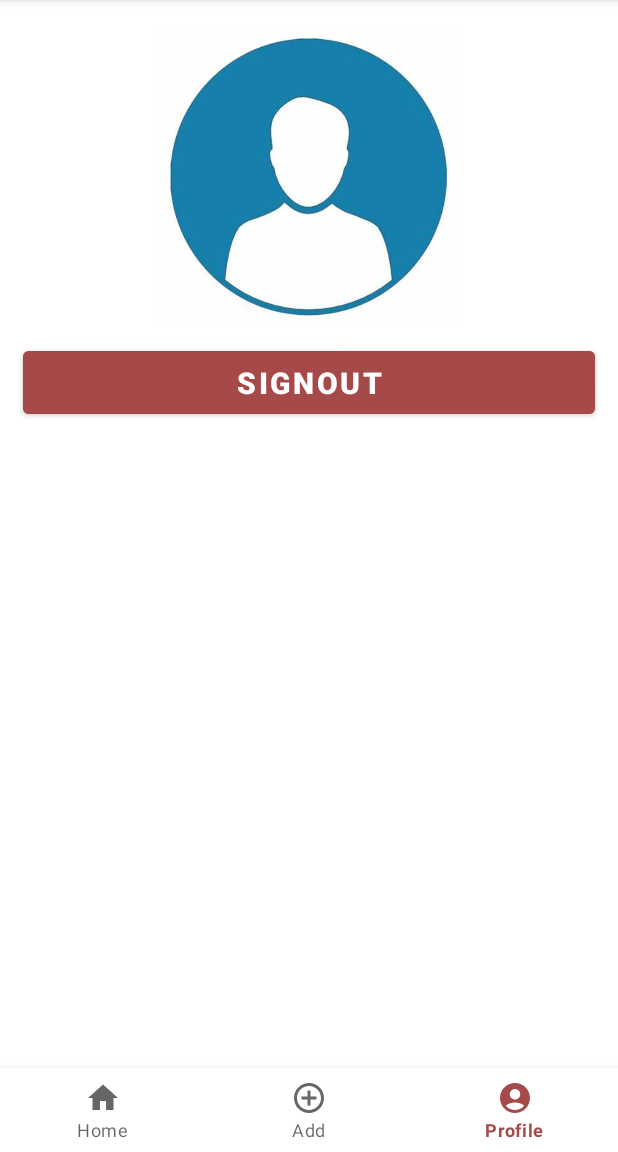
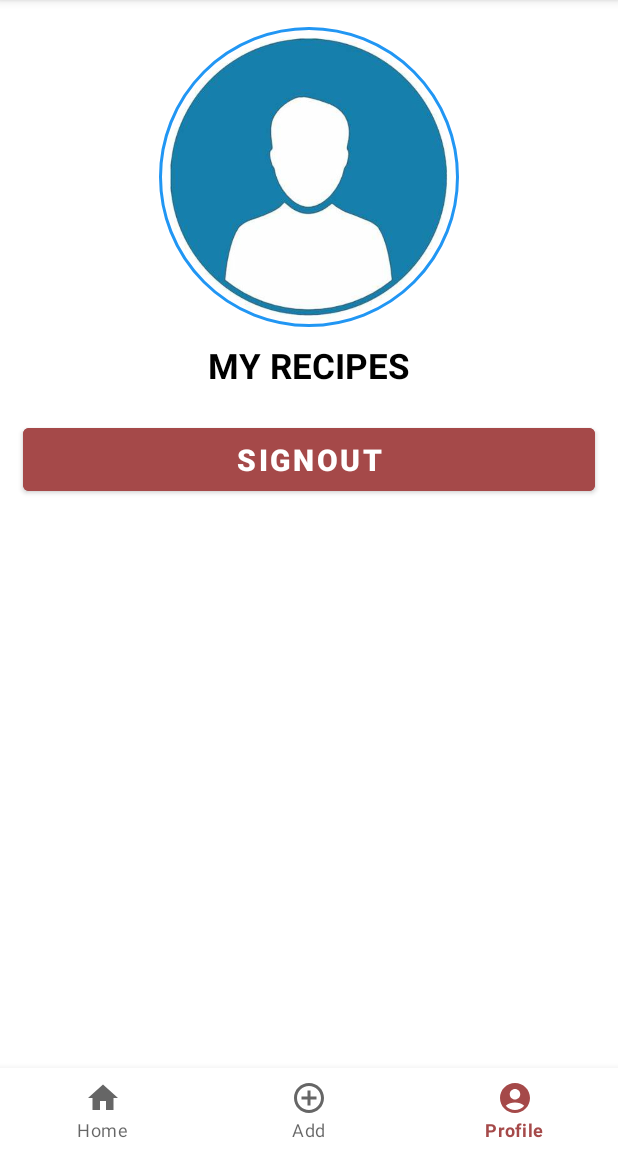
Before and after one commit to Pratiksha-Rajpurohit/RecipeApplication, an Android app: the screen it shows after launch once a user with an empty profile is signed in (MainActivity), item 3 of the bottom bar chosen, on a phone screen of 412 x 824 dp, the part 84-1236 px from its top. Run offline under Robolectric (Android 15) with nearby library versions, the phone set to English and light mode, and no system bars; our stand-ins replace CircleImageView, Firebase (no records; nobody signed in at launch, a user with empty details on screens opened directly); libraries missing offline, so code that uses them is left out: org.checkerframework.checker; 1 statement that could not run was skipped.

Commit message:
adding user recipe in profile section

```diff
--- a/app/src/main/java/com/pratiksha/recipeapplication/Home.kt
+++ b/app/src/main/java/com/pratiksha/recipeapplication/Home.kt
@@ -6,6 +6,7 @@ import androidx.fragment.app.Fragment
 import android.view.LayoutInflater
 import android.view.View
 import android.view.ViewGroup
+import androidx.lifecycle.ViewModel
 import androidx.recyclerview.widget.GridLayoutManager
 import androidx.recyclerview.widget.LinearLayoutManager
 import androidx.recyclerview.widget.RecyclerView
@@ -34,7 +35,7 @@ class Home : Fragment() {
     private lateinit var recipeAdapter : RecipeAdapter
     private lateinit var recyclerView: RecyclerView
 
-    override fun onCreateView(
+    override fun onCreateView (
         inflater: LayoutInflater, container: ViewGroup?,
         savedInstanceState: Bundle?
     ): View? {
@@ -42,7 +43,7 @@ class Home : Fragment() {
         _binding = FragmentHomeBinding.inflate(inflater, container , false)
 
         recyclerView = binding.recyclerRecipe
-        recyclerView.layoutManager = GridLayoutManager(context,1)
+        recyclerView.layoutManager = GridLayoutManager(context,1, GridLayoutManager.VERTICAL,false)
 //        recycler view smooth
         recyclerView.setHasFixedSize(true)
 
@@ -56,6 +57,8 @@ class Home : Fragment() {
 //      println("Show recipe is called............")
 
         arrayRecipe = arrayListOf<Recipe>()
+
+
 
         db.collection("recipes").get()
             .addOnSuccessListener {
@@ -91,7 +94,7 @@ class Home : Fragment() {
                     }
 
                     if(arrayRecipe.isNotEmpty()){
-                      recipeAdapter = RecipeAdapter(arrayRecipe,requireContext())
+                        recipeAdapter = RecipeAdapter("home",arrayRecipe,requireContext())
 
                         recyclerView.adapter = recipeAdapter
 
--- a/app/src/main/java/com/pratiksha/recipeapplication/Profile.kt
+++ b/app/src/main/java/com/pratiksha/recipeapplication/Profile.kt
@@ -1,17 +1,26 @@
 package com.pratiksha.recipeapplication
 
+import android.app.Activity.RESULT_OK
 import android.content.Intent
+import android.net.Uri
 import android.os.Bundle
+import android.provider.MediaStore
+import android.util.Log
 import androidx.fragment.app.Fragment
 import android.view.LayoutInflater
 import android.view.View
 import android.view.ViewGroup
-import android.widget.Button
 import android.widget.Toast
-import androidx.lifecycle.findViewTreeViewModelStoreOwner
-import com.google.android.material.button.MaterialButton
+import androidx.recyclerview.widget.LinearLayoutManager
+import androidx.recyclerview.widget.RecyclerView
+import com.bumptech.glide.Glide
 import com.google.firebase.auth.FirebaseAuth
+import com.google.firebase.auth.ktx.auth
+import com.google.firebase.firestore.ktx.firestore
+import com.google.firebase.ktx.Firebase
+import com.google.firebase.storage.FirebaseStorage
 import com.pratiksha.recipeapplication.databinding.FragmentProfileBinding
+import java.util.UUID
 
 // TODO: Rename parameter arguments, choose names that match
 // the fragment initialization parameters, e.g. ARG_ITEM_NUMBER
@@ -28,6 +37,10 @@ class Profile : Fragment() {
     private lateinit var _binding : FragmentProfileBinding
     private val binding get() = _binding
     private lateinit var firebaseAuth: FirebaseAuth
+    private lateinit var recipeAdapter : RecipeAdapter
+    private lateinit var recyclerView: RecyclerView
+    private lateinit var arrayRecipe : ArrayList<Recipe>
+//    private lateinit var profileImage : CircleImageView
 
 
     override fun onCreateView(inflater: LayoutInflater, container: ViewGroup?,
@@ -35,7 +48,93 @@ class Profile : Fragment() {
         // Inflate the layout for this fragment
         _binding = FragmentProfileBinding.inflate(inflater,container,false)
 
-        firebaseAuth = FirebaseAuth.getInstance()
+        init()
+        recyclerView = binding.recyclerRecipe
+//        recyclerView.layoutManager = GridLayoutManager(context,2)
+        recyclerView.layoutManager = LinearLayoutManager(context, LinearLayoutManager.HORIZONTAL, false)
+        recyclerView.setHasFixedSize(true)
+
+        val db = Firebase.firestore
+
+        val currentUser = firebaseAuth.currentUser
+
+
+
+
+        db.collection("User")
+            .document(currentUser!!.uid)
+            .get()
+            .addOnSuccessListener { document ->
+
+                if(document != null){
+                    arrayRecipe = arrayListOf<Recipe>()
+
+//                    println("8888888888888 $document")
+//                    println("8888888888888 ${document["recipes"]}")
+
+                    for(i in document["recipes"] as List<String>) {
+
+                        db.collection("recipes")
+                            .document(i)
+                            .get()
+                            .addOnSuccessListener { document ->
+
+
+                                val recipeData = document.data
+
+                                try {
+
+                                    if(recipeData != null){
+//                          println("TRY BLOCK.................................")
+
+                                        val recipeName = recipeData["Name"] as String
+                                        val recipeIngredient = recipeData["Ingredient"] as String
+                                        val recipeInstruction = recipeData["Instruction"] as String
+                                        val recipeImage = recipeData["Image"] as String
+                                        val recipeOwner = recipeData["Owner"] as String
+                                        val recipeId = document.id
+                                        // println("DATA MILA>>>>>>>>>>>>>>>>>>>>>>>>>>>>>>>>>>>>>>>>>>>>>>>>>>>>>>>>>>")
+                                        // println("RECIPE ID >>>>>>>>>>>>>>>> $recipeId")
+
+                                        val recipe = Recipe(recipeName,recipeIngredient,recipeInstruction,recipeImage,recipeOwner , recipeId  )
+
+                                        arrayRecipe.add(recipe)
+//                          println("NAME : $arrayRecipe ...................................................")
+
+
+                                    }
+
+                                }catch (e : Exception){
+//                      println("EXCEPTION.................................")
+                                    e.printStackTrace()
+                                }
+
+                                if(arrayRecipe.isNotEmpty()){
+                                    recipeAdapter = RecipeAdapter("profile",arrayRecipe,requireContext())
+
+                                    recyclerView.adapter = recipeAdapter
+
+
+                                }else{
+//                                    println("NO RECIPE....................................")
+                                }
+
+                            }
+
+
+                    }
+
+
+                }
+
+            }
+
+// profile image click listener
+        binding.userImage.setOnClickListener {
+            val galleryIntent = Intent(Intent.ACTION_PICK, MediaStore.Images.Media.EXTERNAL_CONTENT_URI)
+            startActivityForResult(galleryIntent , 101)
+        }
+
 
 
 //  signOut logic
@@ -47,8 +146,77 @@ class Profile : Fragment() {
             Toast.makeText(activity , "logged out successfully",Toast.LENGTH_SHORT).show()
         }
 
+
         return binding.root
     }
 
 
+
+    override fun onActivityResult(requestCode: Int, resultCode: Int, data: Intent?) {
+        super.onActivityResult(requestCode, resultCode, data)
+
+        if(resultCode == RESULT_OK && requestCode == 101){
+            binding.userImage.setImageURI(data?.data)
+            println("IMAGE ADDED $data")
+            uploadProfileImage(data?.data)
+        }
+    }
+
+    private fun uploadProfileImage(uri : Uri?) {
+
+        val profileImageName = UUID.randomUUID().toString()+".jpg"
+        val storageReference = FirebaseStorage.getInstance().getReference().child("profile_Images/$profileImageName")
+
+
+
+        storageReference.putFile(uri!!).addOnSuccessListener {
+
+            val result = it.metadata?.reference?.downloadUrl
+
+            val current = firebaseAuth.currentUser?.uid.toString()
+
+            Log.i("mili" , "user $current")
+
+            result?.addOnSuccessListener {
+                Log.i("mili" , "uri:------> $it ")
+                Firebase.firestore.collection("User").document(firebaseAuth.currentUser?.uid.toString()).update("userProfileImage",it.toString())
+                    .addOnSuccessListener {
+                        Log.i("mili" , "success $it")
+                    }
+                    .addOnFailureListener{
+                        Log.i("mili" , "failure $it")
+                    }
+
+            }
+        }
+    }
+
+    private fun init() {
+        firebaseAuth = FirebaseAuth.getInstance()
+
+        Firebase.firestore.collection("User").document(Firebase.auth.uid!!.toString()).get().addOnSuccessListener {
+            if(it.exists()){
+                val profileLink = it["userProfileImage"].toString()
+
+//                Log.i("hua" , it.toString())
+
+                if(!profileLink.isNullOrBlank()){
+                    Glide.with(this)
+                        .load(profileLink)
+                        .into(binding.userImage)
+
+                }else{
+
+//                    println("OOOOOOOOOOOOOppppppppppppppppppppppppssssssssssssss it's not working :(")
+
+                    binding.userImage.setImageResource(R.drawable.user2)
+                }
+
+            }
+
+        }
+    }
+
+
+
 }
--- a/app/src/main/res/layout/fragment_profile.xml
+++ b/app/src/main/res/layout/fragment_profile.xml
@@ -13,7 +13,7 @@
         android:layout_height="match_parent">
 
 
-        <ImageView
+        <de.hdodenhof.circleimageview.CircleImageView
             android:id="@+id/userImage"
             android:layout_width="200dp"
             android:layout_height="200dp"
@@ -21,11 +21,58 @@
             android:layout_marginHorizontal="10dp"
             android:layout_marginVertical="18dp"
             android:src="@drawable/user2"
-
+            app:civ_border_width="2dp"
+            app:civ_border_color="#2196F3"
             app:layout_constraintTop_toTopOf="parent"
-app:layout_constraintStart_toStartOf="parent"
+            app:layout_constraintStart_toStartOf="parent"
             app:layout_constraintEnd_toEndOf="parent" />
 
+
+        <TextView
+            android:id="@+id/txt_my_recipe"
+            android:layout_width="wrap_content"
+            android:layout_height="wrap_content"
+            android:text="MY RECIPES"
+            android:textColor="@color/black"
+            android:textSize="23sp"
+            android:textStyle="bold"
+            android:layout_marginTop="10dp"
+            app:layout_constraintEnd_toEndOf="parent"
+            app:layout_constraintStart_toStartOf="parent"
+            app:layout_constraintTop_toBottomOf="@+id/userImage"
+
+            />
+        <ScrollView
+            android:id="@+id/scrollView"
+            android:layout_marginTop="10dp"
+            android:layout_width="match_parent"
+            android:layout_height="wrap_content"
+            android:background="@color/white"
+            app:layout_constraintEnd_toEndOf="parent"
+            app:layout_constraintHorizontal_bias="1.0"
+            app:layout_constraintStart_toStartOf="parent"
+            app:layout_constraintTop_toBottomOf="@+id/txt_my_recipe">
+
+
+                <androidx.recyclerview.widget.RecyclerView
+                    android:id="@+id/recyclerRecipe"
+                    android:layout_width="match_parent"
+                    android:layout_height="wrap_content"
+                    tools:listitem="@layout/recipe_item_profile_layout"
+                    app:layout_constraintEnd_toEndOf="parent"
+                    app:layout_constraintStart_toStartOf="parent"
+                    app:layout_constraintTop_toBottomOf="@+id/sig_out_btn"
+
+
+                    >
+
+
+
+
+
+                    </androidx.recyclerview.widget.RecyclerView>
+
+        </ScrollView>
 
         <Button
             android:id="@+id/sig_out_btn"
@@ -39,7 +86,7 @@ app:layout_constraintStart_toStartOf="parent"
             android:textColor="@color/white"
             android:textSize="20sp"
             android:textStyle="bold"
-            app:layout_constraintTop_toBottomOf="@+id/userImage"
+            app:layout_constraintTop_toBottomOf="@+id/scrollView"
             app:layout_constraintEnd_toEndOf="parent"
             app:layout_constraintStart_toStartOf="parent"
 
```
Also changed, not shown: app/build.gradle (+8 -0 lines), app/src/main/java/com/pratiksha/recipeapplication/RecipeAdapter.kt (+12 -2 lines), app/src/main/res/layout/activity_description.xml (+9 -7 lines), app/src/main/res/layout/recipe_item_profile_layout.xml (added, +75 -0 lines). Lines whose indentation alone changed are shown as unchanged.
